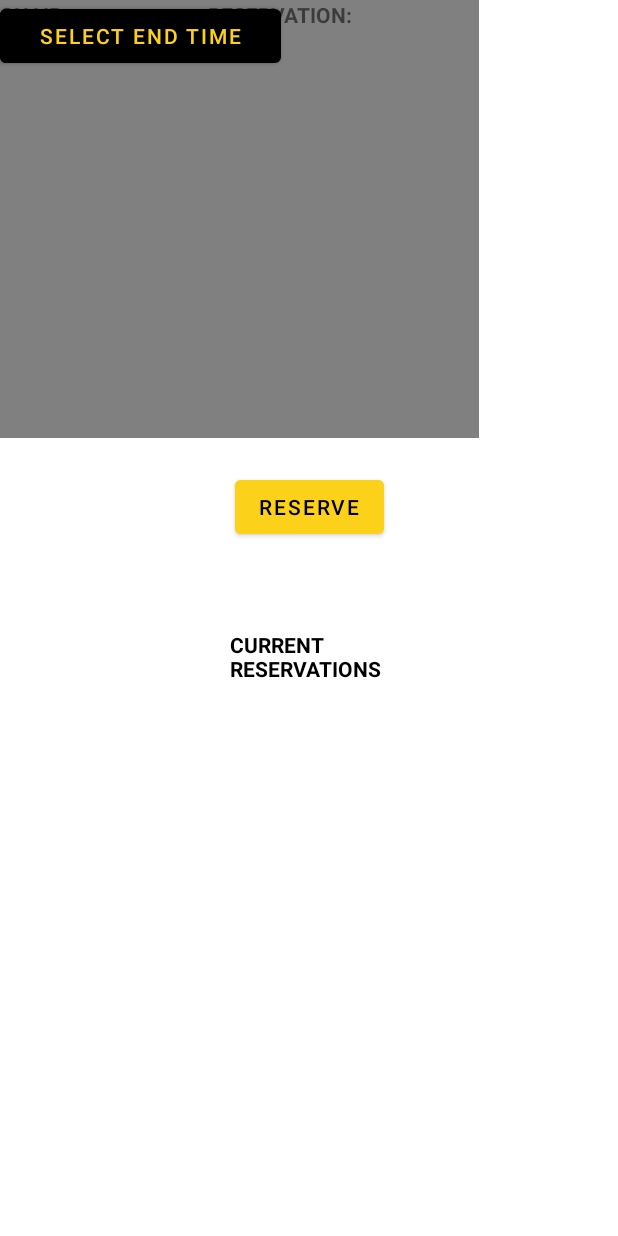
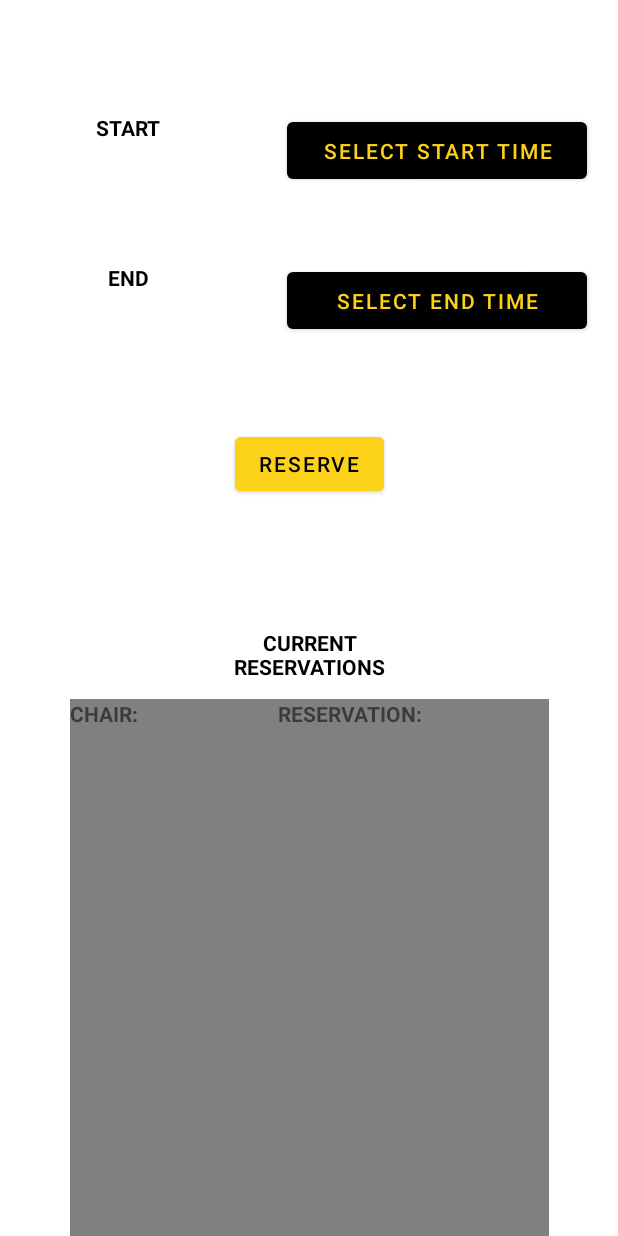
Before and after one commit to AustinWittenburg/Chair-App, an Android app: the layout reserve.xml on its own in the app's theme, with its tools: preview values and no code run, on a phone screen of 412 x 824 dp. Run offline under Robolectric (Android 15) with nearby library versions, the phone set to English and light mode, and no system bars.

Commit message:
Added more constraints to the reserve page to help with formatting

```diff
--- a/app/src/main/res/layout/reserve.xml
+++ b/app/src/main/res/layout/reserve.xml
@@ -1,99 +1,105 @@
 <?xml version="1.0" encoding="utf-8"?>
 <androidx.constraintlayout.widget.ConstraintLayout xmlns:android="http://schemas.android.com/apk/res/android"
+    xmlns:app="http://schemas.android.com/apk/res-auto"
+    xmlns:tools="http://schemas.android.com/tools"
     android:layout_width="match_parent"
-    android:layout_height="match_parent"
-    xmlns:app="http://schemas.android.com/apk/res-auto"
-    xmlns:tools="http://schemas.android.com/tools">
+    android:layout_height="match_parent">
 
     <TextView
         android:id="@+id/textview_first"
-        android:layout_width="57dp"
-        android:layout_height="39dp"
+        android:layout_width="50dp"
+        android:layout_height="50dp"
+        android:layout_marginStart="40dp"
+        android:layout_marginTop="75dp"
+        android:layout_marginEnd="60dp"
         android:text="@string/StartTime"
+        android:textAlignment="center"
         android:textAllCaps="true"
         android:textColor="@color/black"
         android:textStyle="bold"
-        app:layout_constraintBottom_toTopOf="@id/textview_second"
-        app:layout_constraintEnd_toEndOf="parent"
-        app:layout_constraintHorizontal_bias="0.193"
+        app:layout_constraintEnd_toStartOf="@+id/button"
         app:layout_constraintStart_toStartOf="parent"
-        app:layout_constraintTop_toTopOf="parent"
-        app:layout_constraintVertical_bias="0.785" />
+        app:layout_constraintTop_toTopOf="parent" />
 
     <TextView
         android:id="@+id/textview_second"
-        android:layout_width="57dp"
-        android:layout_height="39dp"
+        android:layout_width="50dp"
+        android:layout_height="50dp"
+        android:layout_marginStart="40dp"
+        android:layout_marginTop="50dp"
+        android:layout_marginEnd="60dp"
         android:text="@string/EndTime"
+        android:textAlignment="center"
         android:textAllCaps="true"
         android:textColor="@color/black"
         android:textStyle="bold"
-        app:layout_constraintBottom_toTopOf="@id/button_first"
-        app:layout_constraintEnd_toEndOf="parent"
-        app:layout_constraintHorizontal_bias="0.193"
+        app:layout_constraintEnd_toStartOf="@+id/button_endTime"
         app:layout_constraintStart_toStartOf="parent"
-        app:layout_constraintTop_toTopOf="parent"
-        app:layout_constraintVertical_bias="0.776" />
+        app:layout_constraintTop_toBottomOf="@+id/textview_first" />
 
     <Button
         android:id="@+id/button_first"
         android:layout_width="wrap_content"
         android:layout_height="wrap_content"
+        android:layout_marginTop="60dp"
         android:backgroundTint="@color/hawkeye_gold"
         android:text="@string/Reserve"
         android:textColor="@color/black"
-        app:layout_constraintBottom_toBottomOf="parent"
         app:layout_constraintEnd_toEndOf="parent"
         app:layout_constraintStart_toStartOf="parent"
-        app:layout_constraintTop_toBottomOf="@id/textview_first"
-        app:layout_constraintVertical_bias="0.23" />
+        app:layout_constraintTop_toBottomOf="@+id/button_endTime" />
 
     <TextView
         android:id="@+id/textview_third"
         android:layout_width="105dp"
         android:layout_height="47dp"
-        android:layout_marginTop="420dp"
+        android:layout_marginTop="85dp"
         android:text="@string/CurrentReservations"
+        android:textAlignment="center"
         android:textAllCaps="true"
         android:textColor="@color/black"
         android:textStyle="bold"
-        app:layout_constraintBottom_toTopOf="@+id/button_first"
         app:layout_constraintEnd_toEndOf="parent"
         app:layout_constraintStart_toStartOf="parent"
-        app:layout_constraintTop_toTopOf="parent"
-        app:layout_constraintVertical_bias="0.0" />
+        app:layout_constraintTop_toBottomOf="@+id/button_first" />
 
     <Button
         android:id="@+id/button"
+        android:layout_width="200dp"
+        android:layout_height="50dp"
+
+        android:layout_marginTop="75dp"
         android:onClick="popTimePicker"
-        android:layout_width="wrap_content"
-        android:layout_height="wrap_content"
         android:text="@string/select_start_time"
-
-        tools:layout_editor_absoluteX="175dp"
-        tools:layout_editor_absoluteY="129dp"
+        app:layout_constraintEnd_toEndOf="parent"
+        app:layout_constraintStart_toEndOf="@+id/textview_first"
+        app:layout_constraintTop_toTopOf="parent"
         tools:ignore="MissingConstraints" />
 
     <Button
         android:id="@+id/button_endTime"
-        android:layout_width="187dp"
-        android:layout_height="48dp"
+        android:layout_width="200dp"
+        android:layout_height="50dp"
+        android:layout_marginTop="50dp"
         android:onClick="popTimePicker"
         android:text="@string/select_end_time"
-        tools:ignore="MissingConstraints"
-        tools:layout_editor_absoluteX="175dp"
-        tools:layout_editor_absoluteY="215dp" />
+        app:layout_constraintEnd_toEndOf="parent"
+        app:layout_constraintStart_toEndOf="@+id/textview_second"
+        app:layout_constraintTop_toBottomOf="@+id/button"
+        tools:ignore="MissingConstraints" />
 
     <TextView
         android:id="@+id/textView"
         android:layout_width="319dp"
-        android:layout_height="292dp"
+        android:layout_height="0dp"
+        android:background="#808080"
         android:text="Chair:                            Reservation:"
         android:textAllCaps="true"
         android:textStyle="bold"
-        android:background = "#808080"
-        tools:layout_editor_absoluteX="44dp"
-        tools:layout_editor_absoluteY="489dp"
+        app:layout_constraintBottom_toBottomOf="parent"
+        app:layout_constraintEnd_toEndOf="parent"
+        app:layout_constraintStart_toStartOf="parent"
+        app:layout_constraintTop_toBottomOf="@+id/textview_third"
         tools:ignore="MissingConstraints" />
 
 
```
